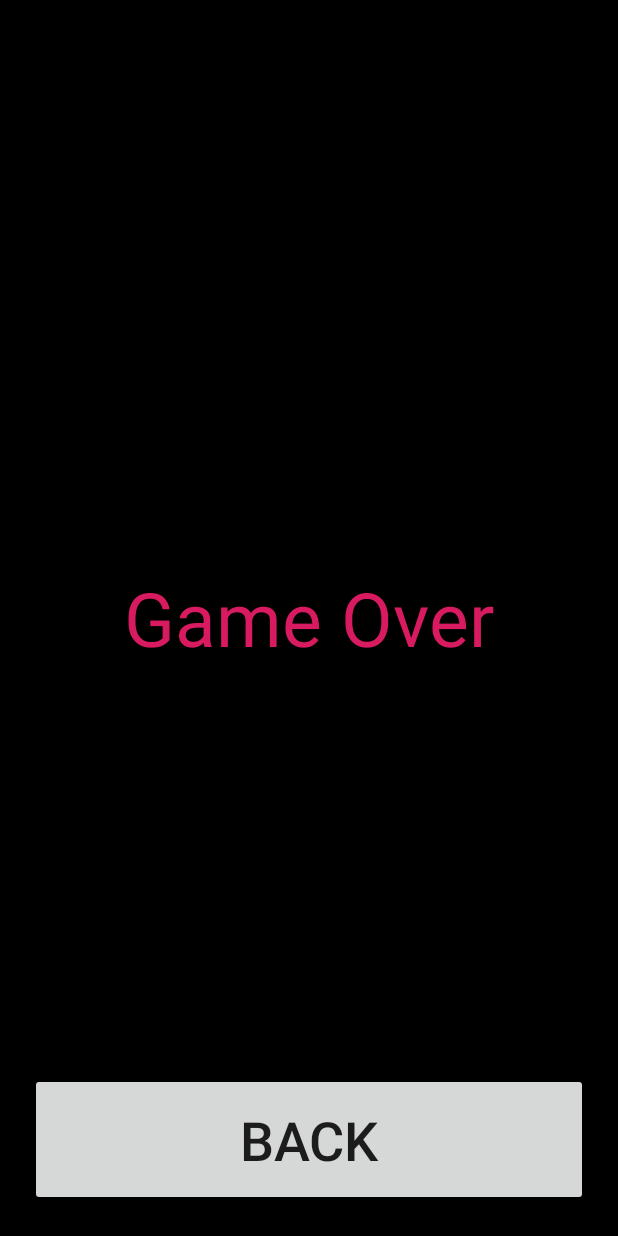
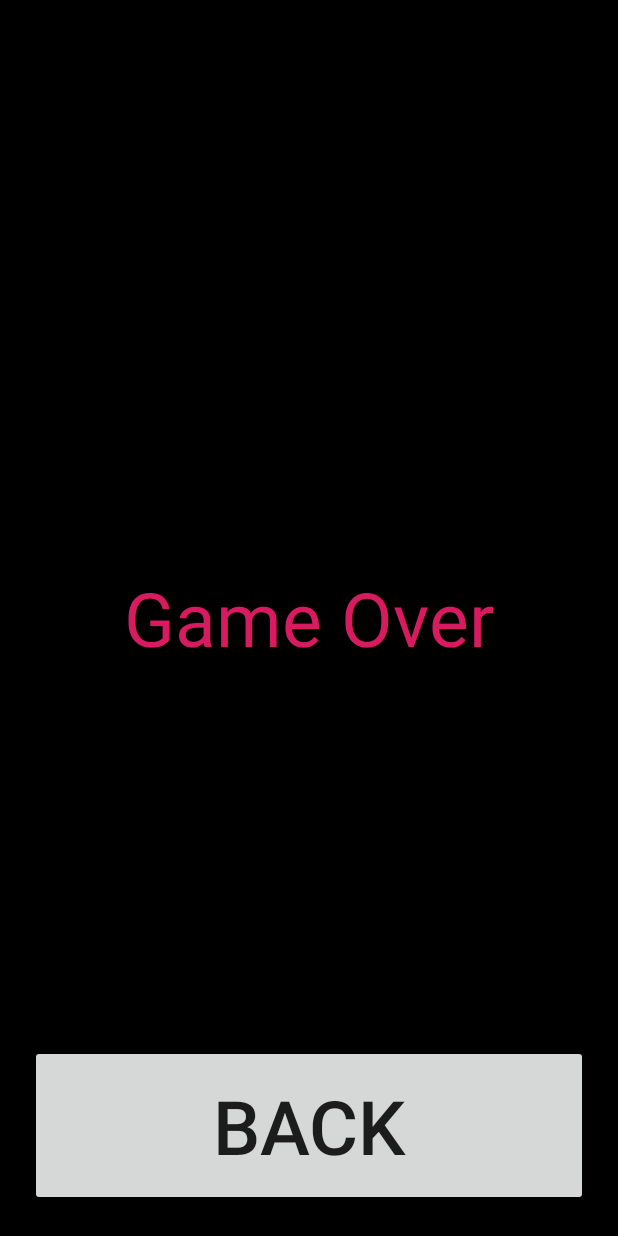
Before and after one commit to legitappsinc/Foundboard, an Android app: the layout activity_take_the_luke.xml on its own in the app's theme, with its tools: preview values and no code run, on a phone screen of 412 x 824 dp. Run offline under Robolectric (Android 15) with nearby library versions, the phone set to English and light mode, and no system bars.

Commit message:
Massive Update

```diff
--- a/app/src/main/AndroidManifest.xml
+++ b/app/src/main/AndroidManifest.xml
@@ -7,9 +7,9 @@
 
     <application
         android:allowBackup="true"
-        android:icon="@drawable/icon"
+        android:icon="@drawable/ic_surround_sound_light_blue_600_36dp"
         android:label="Foundboard"
-        android:roundIcon="@drawable/icon"
+        android:roundIcon="@drawable/ic_surround_sound_light_blue_600_36dp"
         android:supportsRtl="true"
         android:theme="@style/AppTheme"
         tools:ignore="GoogleAppIndexingWarning"
--- a/app/src/main/java/com/eoenesapps/myapplication/StartScreen.java
+++ b/app/src/main/java/com/eoenesapps/myapplication/StartScreen.java
@@ -30,4 +30,9 @@ public class StartScreen extends AppCompatActivity {
         startActivity(intent2);
     }
 
+    public void onHighScorePress(View v){
+        Intent intentgameover = new Intent(this, takeTheLuke.class);
+        startActivity(intentgameover);
+    }
+
 }
--- /dev/null
+++ b/app/src/main/res/drawable/ic_surround_sound_light_blue_600_36dp.xml
@@ -0,0 +1,4 @@
+<?xml version="1.0" encoding="UTF-8" standalone="no"?>
+<vector xmlns:android="http://schemas.android.com/apk/res/android" android:height="36dp" android:viewportHeight="24.0" android:viewportWidth="24.0" android:width="36dp">
+    <path android:fillColor="#039BE5" android:pathData="M20,4L4,4c-1.1,0 -2,0.9 -2,2v12c0,1.1 0.9,2 2,2h16c1.1,0 2,-0.9 2,-2L22,6c0,-1.1 -0.9,-2 -2,-2zM7.76,16.24l-1.41,1.41C4.78,16.1 4,14.05 4,12c0,-2.05 0.78,-4.1 2.34,-5.66l1.41,1.41C6.59,8.93 6,10.46 6,12s0.59,3.07 1.76,4.24zM12,16c-2.21,0 -4,-1.79 -4,-4s1.79,-4 4,-4 4,1.79 4,4 -1.79,4 -4,4zM17.66,17.66l-1.41,-1.41C17.41,15.07 18,13.54 18,12s-0.59,-3.07 -1.76,-4.24l1.41,-1.41C19.22,7.9 20,9.95 20,12c0,2.05 -0.78,4.1 -2.34,5.66zM12,10c-1.1,0 -2,0.9 -2,2s0.9,2 2,2 2,-0.9 2,-2 -0.9,-2 -2,-2z"/>
+</vector>
--- a/app/src/main/res/layout/activity_main.xml
+++ b/app/src/main/res/layout/activity_main.xml
@@ -49,8 +49,6 @@
                     android:text="Placeholder"
                     android:textColor="@android:color/white"
                     android:textSize="18dp"
-
-
 
 
                     />
--- a/app/src/main/res/layout/activity_start_screen.xml
+++ b/app/src/main/res/layout/activity_start_screen.xml
@@ -56,6 +56,7 @@
             android:layout_marginBottom="10dp"
             android:background="@drawable/btn_rounded_start_green"
             android:fontFamily="sans-serif-smallcaps"
+            android:onClick="onHighScorePress"
             android:padding="10dp"
             android:text="High Score"
             android:textColor="@android:color/white"
--- a/app/src/main/res/layout/activity_take_the_luke.xml
+++ b/app/src/main/res/layout/activity_take_the_luke.xml
@@ -19,18 +19,27 @@
         android:layout_centerInParent="true"
 
         />
+        <!--> Take the Luke </!-->
+        <ImageView
+            android:id="@+id/gameOverImage"
+            android:layout_width="877sp"
+            android:layout_height="105sp"
+            android:layout_centerInParent="true"
+            android:background="@drawable/gameoverimage"
+            android:visibility="invisible" />
 
         <Button
-        android:id="@+id/backbtn"
-        android:padding="20dp"
+            android:id="@+id/button"
             android:layout_width="match_parent"
             android:layout_height="wrap_content"
+            android:onClick="takeTheLukePerra"
+            android:text="Back"
             android:layout_alignParentBottom="true"
-        android:layout_margin="20dp"
-        android:textSize="36dp"
-        android:text="Back"
-        android:onClick="takeTheLukePerra"
-        />
+            android:padding="20dp"
+            android:textSize="50dp"
+            android:layout_margin="20dp"/>
+
+
     </RelativeLayout>
 
 </androidx.constraintlayout.widget.ConstraintLayout>
```
Also changed, not shown: app/src/main/java/com/eoenesapps/myapplication/MainActivity.java (+75 -55 lines), app/src/main/java/com/eoenesapps/myapplication/takeTheLuke.java (+20 -3 lines), app/src/main/res/drawable-v24/gameoverimage.jpg (added). Lines whose indentation alone changed are shown as unchanged.
